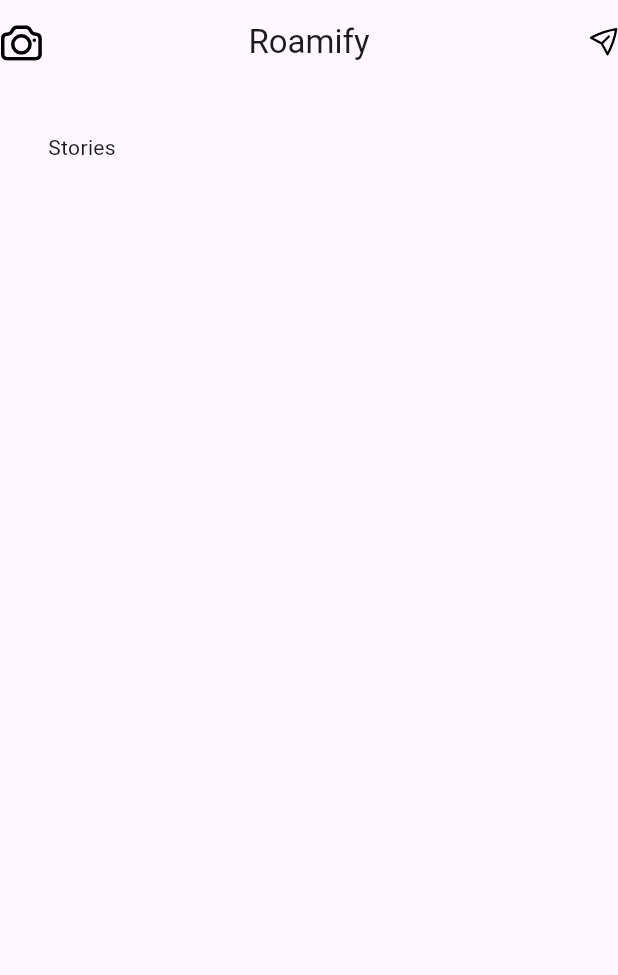
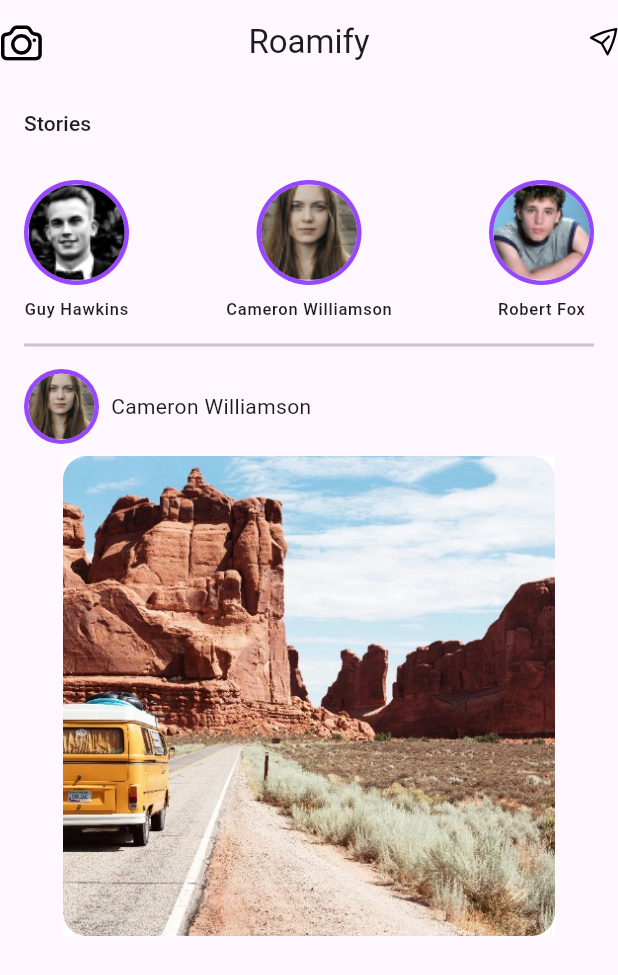
Before and after one commit to ProfessorAndersonChoren/appII_sao_leopoldo_afternoon, a Flutter app: the screen it shows after launch, on a phone screen of 412 x 824 dp. Shown: the top 975 px of the screen. Run offline on Flutter 3.47's test engine with Material 3 defaults, Android fonts, the phone set to English and light mode, and no system bars; our stand-ins replace flutter_svg.

Commit message:
App Roamify - Tela inicial

```diff
--- /dev/null
+++ b/roamify/lib/screens/home/components/post.dart
@@ -0,0 +1,33 @@
+import 'package:flutter/material.dart';
+
+class Post extends StatelessWidget {
+  const Post({super.key});
+
+  @override
+  Widget build(BuildContext context) {
+    return Column(
+      children: [
+        Row(
+          children: [
+            CircleAvatar(
+              radius: 25,
+              backgroundColor: const Color(0xFF9747FF),
+              child: CircleAvatar(
+                radius: 22,
+                backgroundImage: AssetImage('assets/ic_avatar_2.jpg'),
+              ),
+            ),
+            SizedBox(width: 8),
+            Text(
+              'Cameron Williamson',
+            ),
+          ],
+        ),
+        Padding(
+          padding: EdgeInsets.symmetric(vertical: 8),
+          child: Image.asset('assets/ic_photo.jpg'),
+        ),
+      ],
+    );
+  }
+}
--- a/roamify/lib/screens/home/components/stories.dart
+++ b/roamify/lib/screens/home/components/stories.dart
@@ -1,17 +1,37 @@
 import 'package:flutter/material.dart';
+import 'package:roamify/screens/home/components/story.dart';
 
 class Stories extends StatelessWidget {
   const Stories({super.key});
 
   @override
   Widget build(BuildContext context) {
-    return const Padding(
-      padding: EdgeInsets.all(16),
-      child: Column(
-        children: [
-          Text('Stories'),
-        ],
-      ),
+    return Column(
+      crossAxisAlignment: CrossAxisAlignment.start,
+      children: [
+        Text(
+          'Stories',
+          style: Theme.of(context).textTheme.labelLarge,
+        ),
+        const SizedBox(height: 28),
+        const Row(
+          mainAxisAlignment: MainAxisAlignment.spaceBetween,
+          children: [
+            Story(
+              urlImg: 'assets/ic_avatar_1.jpg',
+              name: 'Guy Hawkins',
+            ),
+            Story(
+              urlImg: 'assets/ic_avatar_2.jpg',
+              name: 'Cameron Williamson',
+            ),
+            Story(
+              urlImg: 'assets/ic_avatar_3.jpg',
+              name: 'Robert Fox',
+            ),
+          ],
+        ),
+      ],
     );
   }
 }
--- /dev/null
+++ b/roamify/lib/screens/home/components/story.dart
@@ -0,0 +1,32 @@
+import 'package:flutter/material.dart';
+
+class Story extends StatelessWidget {
+  final String urlImg;
+  final String name;
+  const Story({
+    super.key,
+    required this.urlImg,
+    required this.name,
+  });
+
+  @override
+  Widget build(BuildContext context) {
+    return Column(
+      children: [
+        CircleAvatar(
+          radius: 35,
+          backgroundColor: const Color(0xFF9747FF),
+          child: CircleAvatar(
+            radius: 32,
+            backgroundImage: AssetImage(urlImg),
+          ),
+        ),
+        const SizedBox(height: 8),
+        Text(
+          name,
+          style: Theme.of(context).textTheme.labelSmall,
+        ),
+      ],
+    );
+  }
+}
--- a/roamify/lib/screens/home/home_page.dart
+++ b/roamify/lib/screens/home/home_page.dart
@@ -1,5 +1,6 @@
 import 'package:flutter/material.dart';
 import 'package:flutter_svg/flutter_svg.dart';
+import 'package:roamify/screens/home/components/post.dart';
 import 'package:roamify/screens/home/components/stories.dart';
 
 class HomePage extends StatelessWidget {
@@ -22,6 +23,13 @@ class HomePage extends StatelessWidget {
         child: Column(
           children: [
             Stories(),
+            Padding(
+              padding: EdgeInsets.symmetric(vertical: 8),
+              child: Divider(
+                thickness: 2,
+              ),
+            ),
+            Post(),
           ],
         ),
       ),
```
Also changed, not shown: roamify/assets/1.5x/ic_photo.jpg (added), roamify/assets/2.0x/ic_photo.jpg (added), roamify/assets/3.0x/ic_photo.jpg (added), roamify/assets/4.0x/ic_photo.jpg (added), roamify/assets/ic_photo.jpg (added).
